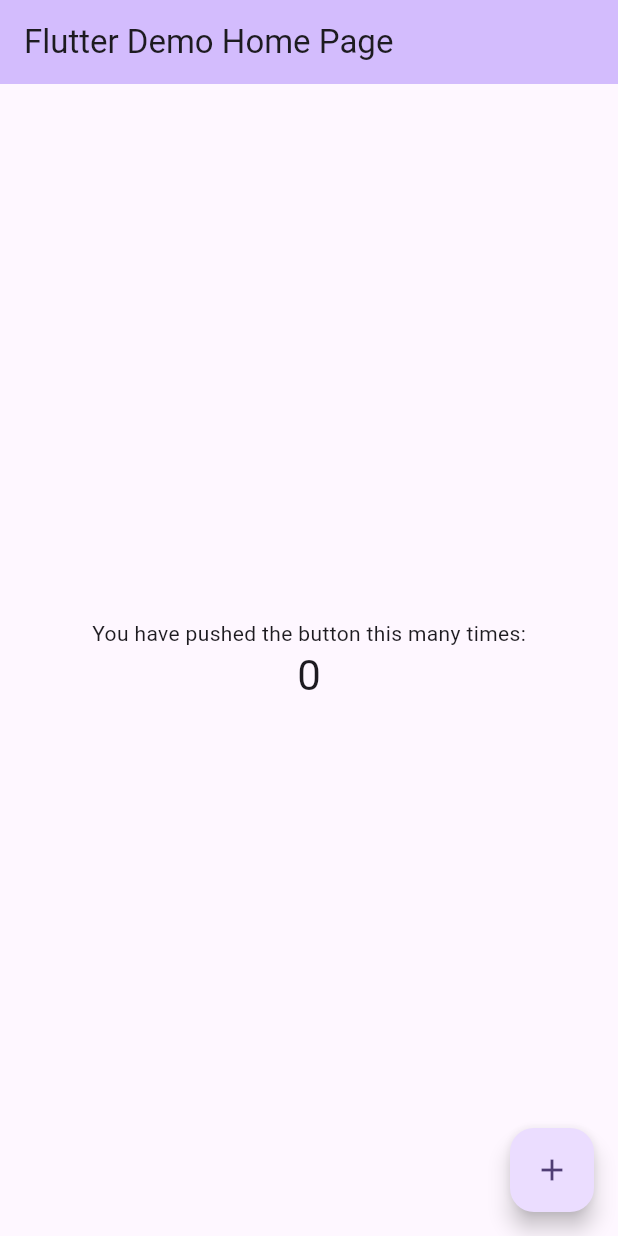
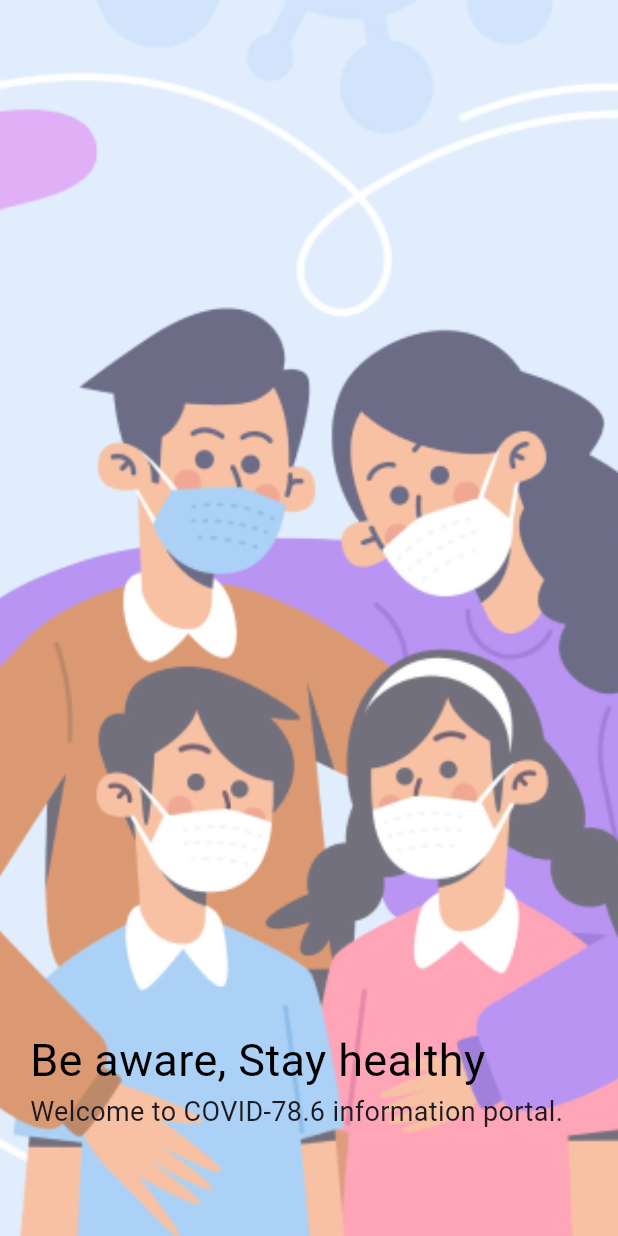
Before and after one commit to Mubashir-Jaweed/Covid_tracker_flutter, a Flutter app: the first screen one second after launch, on a phone screen of 412 x 824 dp. Run offline on Flutter 3.47's test engine with Material 3 defaults, Android fonts, the phone set to English and light mode, and no system bars; missing offline and left inert: d_chart.

```diff
--- a/lib/main.dart
+++ b/lib/main.dart
@@ -1,125 +1,26 @@
+import 'package:covidtracker/screens/splash_screen.dart';
 import 'package:flutter/material.dart';
 
 void main() {
   runApp(const MyApp());
 }
 
-class MyApp extends StatelessWidget {
+class MyApp extends StatefulWidget {
   const MyApp({super.key});
 
-  // This widget is the root of your application.
+  @override
+  State<MyApp> createState() => _MyAppState();
+}
+
+class _MyAppState extends State<MyApp> {
   @override
   Widget build(BuildContext context) {
     return MaterialApp(
-      title: 'Flutter Demo',
+      debugShowCheckedModeBanner: false,
       theme: ThemeData(
-        // This is the theme of your application.
-        //
-        // TRY THIS: Try running your application with "flutter run". You'll see
-        // the application has a purple toolbar. Then, without quitting the app,
-        // try changing the seedColor in the colorScheme below to Colors.green
-        // and then invoke "hot reload" (save your changes or press the "hot
-        // reload" button in a Flutter-supported IDE, or press "r" if you used
-        // the command line to start the app).
-        //
-        // Notice that the counter didn't reset back to zero; the application
-        // state is not lost during the reload. To reset the state, use hot
-        // restart instead.
-        //
-        // This works for code too, not just values: Most code changes can be
-        // tested with just a hot reload.
-        colorScheme: ColorScheme.fromSeed(seedColor: Colors.deepPurple),
-        useMaterial3: true,
+        scaffoldBackgroundColor: Colors.white,
       ),
-      home: const MyHomePage(title: 'Flutter Demo Home Page'),
+      home: SplashScreen(),
     );
   }
 }
-
-class MyHomePage extends StatefulWidget {
-  const MyHomePage({super.key, required this.title});
-
-  // This widget is the home page of your application. It is stateful, meaning
-  // that it has a State object (defined below) that contains fields that affect
-  // how it looks.
-
-  // This class is the configuration for the state. It holds the values (in this
-  // case the title) provided by the parent (in this case the App widget) and
-  // used by the build method of the State. Fields in a Widget subclass are
-  // always marked "final".
-
-  final String title;
-
-  @override
-  State<MyHomePage> createState() => _MyHomePageState();
-}
-
-class _MyHomePageState extends State<MyHomePage> {
-  int _counter = 0;
-
-  void _incrementCounter() {
-    setState(() {
-      // This call to setState tells the Flutter framework that something has
-      // changed in this State, which causes it to rerun the build method below
-      // so that the display can reflect the updated values. If we changed
-      // _counter without calling setState(), then the build method would not be
-      // called again, and so nothing would appear to happen.
-      _counter++;
-    });
-  }
-
-  @override
-  Widget build(BuildContext context) {
-    // This method is rerun every time setState is called, for instance as done
-    // by the _incrementCounter method above.
-    //
-    // The Flutter framework has been optimized to make rerunning build methods
-    // fast, so that you can just rebuild anything that needs updating rather
-    // than having to individually change instances of widgets.
-    return Scaffold(
-      appBar: AppBar(
-        // TRY THIS: Try changing the color here to a specific color (to
-        // Colors.amber, perhaps?) and trigger a hot reload to see the AppBar
-        // change color while the other colors stay the same.
-        backgroundColor: Theme.of(context).colorScheme.inversePrimary,
-        // Here we take the value from the MyHomePage object that was created by
-        // the App.build method, and use it to set our appbar title.
-        title: Text(widget.title),
-      ),
-      body: Center(
-        // Center is a layout widget. It takes a single child and positions it
-        // in the middle of the parent.
-        child: Column(
-          // Column is also a layout widget. It takes a list of children and
-          // arranges them vertically. By default, it sizes itself to fit its
-          // children horizontally, and tries to be as tall as its parent.
-          //
-          // Column has various properties to control how it sizes itself and
-          // how it positions its children. Here we use mainAxisAlignment to
-          // center the children vertically; the main axis here is the vertical
-          // axis because Columns are vertical (the cross axis would be
-          // horizontal).
-          //
-          // TRY THIS: Invoke "debug painting" (choose the "Toggle Debug Paint"
-          // action in the IDE, or press "p" in the console), to see the
-          // wireframe for each widget.
-          mainAxisAlignment: MainAxisAlignment.center,
-          children: <Widget>[
-            const Text(
-              'You have pushed the button this many times:',
-            ),
-            Text(
-              '$_counter',
-              style: Theme.of(context).textTheme.headlineMedium,
-            ),
-          ],
-        ),
-      ),
-      floatingActionButton: FloatingActionButton(
-        onPressed: _incrementCounter,
-        tooltip: 'Increment',
-        child: const Icon(Icons.add),
-      ), // This trailing comma makes auto-formatting nicer for build methods.
-    );
-  }
-}
--- /dev/null
+++ b/lib/screens/splash_screen.dart
@@ -0,0 +1,72 @@
+import 'dart:async';
+
+import 'package:covidtracker/screens/home.dart';
+import 'package:flutter/cupertino.dart';
+import 'package:flutter/material.dart';
+import 'package:flutter/widgets.dart';
+
+class SplashScreen extends StatefulWidget {
+  const SplashScreen({super.key});
+
+  @override
+  State<SplashScreen> createState() => _SplashScreenState();
+}
+
+class _SplashScreenState extends State<SplashScreen> {
+  @override
+  void initState() {
+    Timer.periodic(Duration(seconds: 2), (timer) {
+      Navigator.of(context).pushReplacement(
+        MaterialPageRoute(builder: (context) => Home()),
+      );
+    });
+    super.initState();
+  }
+
+  @override
+  Widget build(BuildContext context) {
+    return Scaffold(
+      body: Center(
+        child: Container(
+          width: MediaQuery.of(context).size.width,
+          height: MediaQuery.of(context).size.height,
+          decoration: BoxDecoration(
+            image: DecorationImage(
+              image: AssetImage('images/splash.png'),
+              fit: BoxFit.cover,
+            ),
+          ),
+          child: Container(
+            height: 200,
+            width: 200,
+            color: Color.fromARGB(93, 255, 255, 255),
+            padding: EdgeInsets.all(20),
+            child: Column(
+              mainAxisAlignment: MainAxisAlignment.end,
+              crossAxisAlignment: CrossAxisAlignment.start,
+              children: [
+                Text(
+                  "Be aware, Stay healthy",
+                  style: TextStyle(
+                    fontSize: 30,
+                    color: Colors.black,
+                  ),
+                ),
+                Text(
+                  "Welcome to COVID-78.6 information portal.",
+                  style: TextStyle(
+                    fontSize: 18,
+                    fontWeight: FontWeight.w400,
+                  ),
+                ),
+                SizedBox(
+                  height: 50,
+                )
+              ],
+            ),
+          ),
+        ),
+      ),
+    );
+  }
+}
```
Also changed, not shown: lib/screens/home.dart (added, +175 -0 lines), pubspec.yaml (+5 -2 lines), images/splash.png (added), pubspec.lock.
